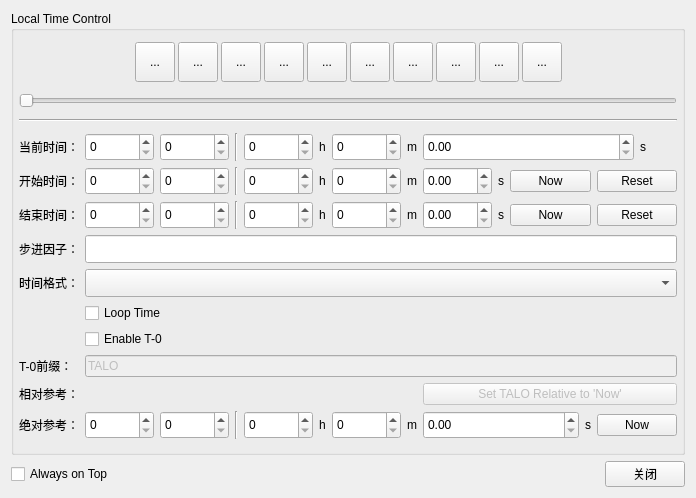
whatudone/plotxy, file TimeControls.ui: the form before one commit.
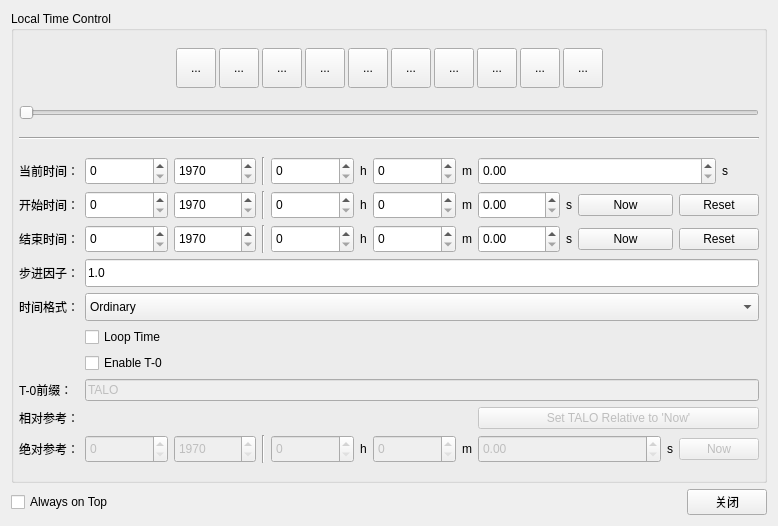
The form after the commit. Icons and pictures are not drawn.

Diff of the .ui file:
```diff
--- a/TimeControls.ui
+++ b/TimeControls.ui
@@ -6,8 +6,8 @@
    <rect>
     <x>0</x>
     <y>0</y>
-    <width>696</width>
-    <height>498</height>
+    <width>778</width>
+    <height>526</height>
    </rect>
   </property>
   <property name="windowTitle">
@@ -363,6 +363,9 @@
         <property name="orientation">
          <enum>Qt::Horizontal</enum>
         </property>
+        <property name="tickPosition">
+         <enum>QSlider::NoTicks</enum>
+        </property>
        </widget>
       </item>
       <item>
@@ -389,6 +392,9 @@
             <height>28</height>
            </size>
           </property>
+          <property name="maximum">
+           <number>366</number>
+          </property>
          </widget>
         </item>
         <item row="0" column="2">
@@ -399,6 +405,12 @@
             <height>28</height>
            </size>
           </property>
+          <property name="minimum">
+           <number>1970</number>
+          </property>
+          <property name="maximum">
+           <number>2200</number>
+          </property>
          </widget>
         </item>
         <item row="0" column="3">
@@ -416,6 +428,9 @@
             <height>28</height>
            </size>
           </property>
+          <property name="maximum">
+           <number>23</number>
+          </property>
          </widget>
         </item>
         <item row="0" column="5">
@@ -433,6 +448,9 @@
             <height>28</height>
            </size>
           </property>
+          <property name="maximum">
+           <number>59</number>
+          </property>
          </widget>
         </item>
         <item row="0" column="7">
@@ -450,6 +468,9 @@
             <height>28</height>
            </size>
           </property>
+          <property name="maximum">
+           <double>60.000000000000000</double>
+          </property>
          </widget>
         </item>
         <item row="0" column="13">
@@ -474,6 +495,9 @@
             <height>28</height>
            </size>
           </property>
+          <property name="maximum">
+           <number>366</number>
+          </property>
          </widget>
         </item>
         <item row="1" column="2">
@@ -484,6 +508,12 @@
             <height>28</height>
            </size>
           </property>
+          <property name="minimum">
+           <number>1970</number>
+          </property>
+          <property name="maximum">
+           <number>2200</number>
+          </property>
          </widget>
         </item>
         <item row="1" column="3">
@@ -501,6 +531,9 @@
             <height>28</height>
            </size>
           </property>
+          <property name="maximum">
+           <number>23</number>
+          </property>
          </widget>
         </item>
         <item row="1" column="5">
@@ -518,6 +551,9 @@
             <height>28</height>
            </size>
           </property>
+          <property name="maximum">
+           <number>59</number>
+          </property>
          </widget>
         </item>
         <item row="1" column="7">
@@ -535,6 +571,9 @@
             <height>28</height>
            </size>
           </property>
+          <property name="maximum">
+           <double>60.000000000000000</double>
+          </property>
          </widget>
         </item>
         <item row="1" column="9">
@@ -573,6 +612,9 @@
             <height>28</height>
            </size>
           </property>
+          <property name="maximum">
+           <number>366</number>
+          </property>
          </widget>
         </item>
         <item row="2" column="2">
@@ -583,6 +625,12 @@
             <height>28</height>
            </size>
           </property>
+          <property name="minimum">
+           <number>1970</number>
+          </property>
+          <property name="maximum">
+           <number>2200</number>
+          </property>
          </widget>
         </item>
         <item row="2" column="3">
@@ -600,6 +648,9 @@
             <height>28</height>
            </size>
           </property>
+          <property name="maximum">
+           <number>23</number>
+          </property>
          </widget>
         </item>
         <item row="2" column="5">
@@ -617,6 +668,9 @@
             <height>28</height>
            </size>
           </property>
+          <property name="maximum">
+           <number>59</number>
+          </property>
          </widget>
         </item>
         <item row="2" column="7">
@@ -634,6 +688,9 @@
             <height>28</height>
            </size>
           </property>
+          <property name="maximum">
+           <double>60.000000000000000</double>
+          </property>
          </widget>
         </item>
         <item row="2" column="9">
@@ -672,6 +729,9 @@
             <height>28</height>
            </size>
           </property>
+          <property name="text">
+           <string>1.0</string>
+          </property>
          </widget>
         </item>
         <item row="4" column="0">
@@ -689,6 +749,11 @@
             <height>28</height>
            </size>
           </property>
+          <item>
+           <property name="text">
+            <string>Ordinary</string>
+           </property>
+          </item>
          </widget>
         </item>
         <item row="5" column="1" colspan="3">
@@ -737,23 +802,38 @@
          </widget>
         </item>
         <item row="9" column="1">
-         <widget class="QSpinBox" name="spinBox_refTime1">
+         <widget class="QSpinBox" name="spinBox_refTimeD">
+          <property name="enabled">
+           <bool>false</bool>
+          </property>
           <property name="minimumSize">
            <size>
             <width>0</width>
             <height>28</height>
            </size>
           </property>
+          <property name="maximum">
+           <number>366</number>
+          </property>
          </widget>
         </item>
         <item row="9" column="2">
-         <widget class="QSpinBox" name="spinBox_refTime2">
+         <widget class="QSpinBox" name="spinBox_refTimeY">
+          <property name="enabled">
+           <bool>false</bool>
+          </property>
           <property name="minimumSize">
            <size>
             <width>0</width>
             <height>28</height>
            </size>
           </property>
+          <property name="minimum">
+           <number>1970</number>
+          </property>
+          <property name="maximum">
+           <number>2200</number>
+          </property>
          </widget>
         </item>
         <item row="9" column="3">
@@ -765,12 +845,18 @@
         </item>
         <item row="9" column="4">
          <widget class="QSpinBox" name="spinBox_refTimeH">
+          <property name="enabled">
+           <bool>false</bool>
+          </property>
           <property name="minimumSize">
            <size>
             <width>0</width>
             <height>28</height>
            </size>
           </property>
+          <property name="maximum">
+           <number>23</number>
+          </property>
          </widget>
         </item>
         <item row="9" column="5">
@@ -782,12 +868,18 @@
         </item>
         <item row="9" column="6">
          <widget class="QSpinBox" name="spinBox_refTimeM">
+          <property name="enabled">
+           <bool>false</bool>
+          </property>
           <property name="minimumSize">
            <size>
             <width>0</width>
             <height>28</height>
            </size>
           </property>
+          <property name="maximum">
+           <number>59</number>
+          </property>
          </widget>
         </item>
         <item row="9" column="7">
@@ -799,12 +891,18 @@
         </item>
         <item row="9" column="8" colspan="3">
          <widget class="QDoubleSpinBox" name="doubleSpinBox_refTimeS">
+          <property name="enabled">
+           <bool>false</bool>
+          </property>
           <property name="minimumSize">
            <size>
             <width>0</width>
             <height>28</height>
            </size>
           </property>
+          <property name="maximum">
+           <double>60.000000000000000</double>
+          </property>
          </widget>
         </item>
         <item row="9" column="11">
@@ -816,6 +914,9 @@
         </item>
         <item row="9" column="12" colspan="2">
          <widget class="QPushButton" name="pushButton_refNow">
+          <property name="enabled">
+           <bool>false</bool>
+          </property>
           <property name="text">
            <string>Now</string>
           </property>
```
Left out of the diff: 51 changed lines with no effect on the pictures.
